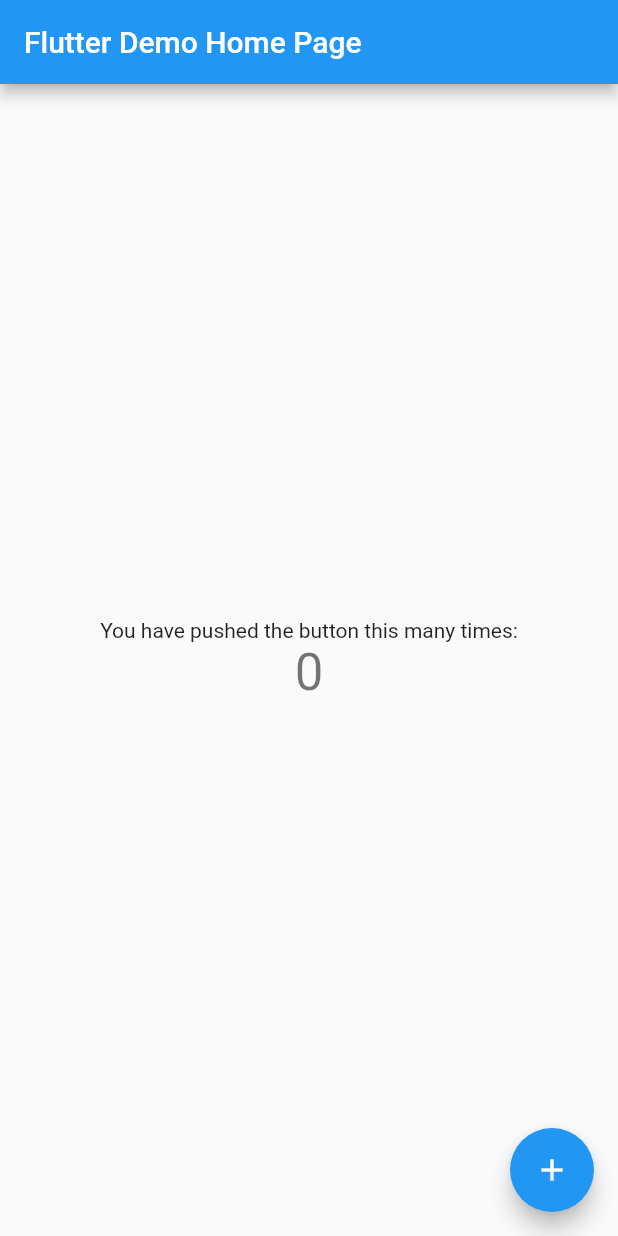
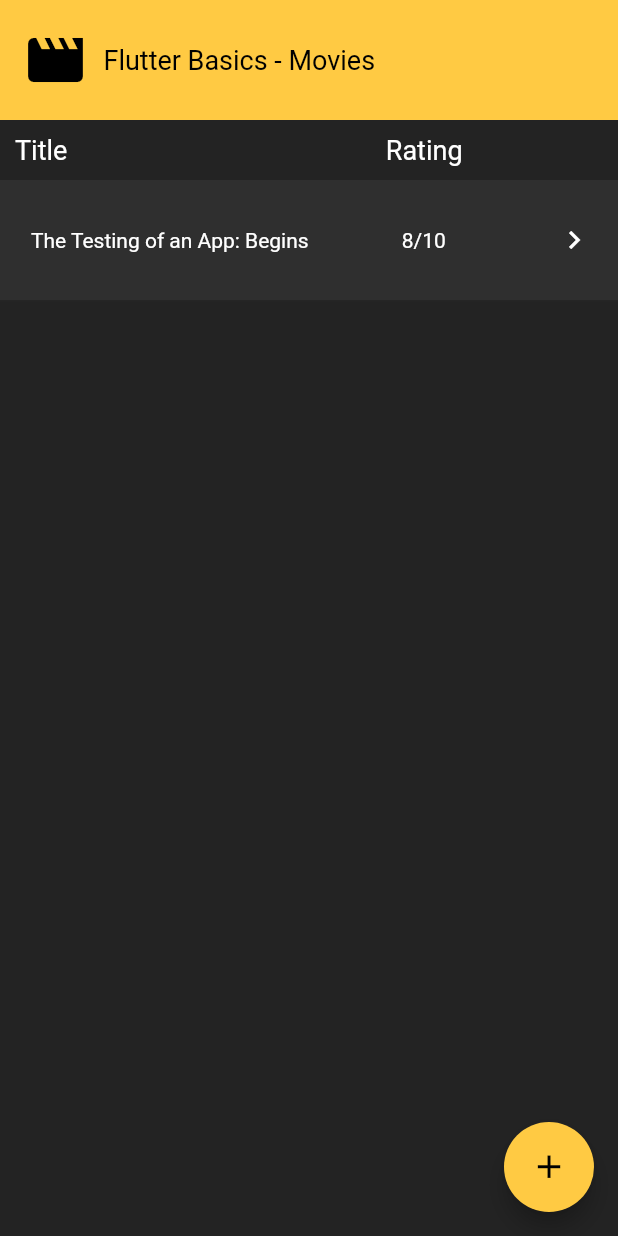
Before and after one commit to Dani2405/Flutter-Basics, a Flutter app: the screen it shows after launch, on a phone screen of 412 x 824 dp. Run offline on Flutter 3.47's test engine with Material 2 defaults, Android fonts, the phone set to English and light mode, and no system bars.

Commit message:
Initial concept and mockup

```diff
--- /dev/null
+++ b/lib/main-old.dart
@@ -0,0 +1,111 @@
+import 'package:flutter/material.dart';
+
+void main() => runApp(MyApp());
+
+class MyApp extends StatelessWidget {
+  // This widget is the root of your application.
+  @override
+  Widget build(BuildContext context) {
+    return MaterialApp(
+      title: 'Flutter Basics Demo',
+      theme: ThemeData(
+        // This is the theme of your application.
+        //
+        // Try running your application with "flutter run". You'll see the
+        // application has a blue toolbar. Then, without quitting the app, try
+        // changing the primarySwatch below to Colors.green and then invoke
+        // "hot reload" (press "r" in the console where you ran "flutter run",
+        // or simply save your changes to "hot reload" in a Flutter IDE).
+        // Notice that the counter didn't reset back to zero; the application
+        // is not restarted.
+        primarySwatch: Colors.blue,
+      ),
+      home: MyHomePage(title: 'Flutter Demo Home Page'),
+    );
+  }
+}
+
+class MyHomePage extends StatefulWidget {
+  MyHomePage({Key key, this.title}) : super(key: key);
+
+  // This widget is the home page of your application. It is stateful, meaning
+  // that it has a State object (defined below) that contains fields that affect
+  // how it looks.
+
+  // This class is the configuration for the state. It holds the values (in this
+  // case the title) provided by the parent (in this case the App widget) and
+  // used by the build method of the State. Fields in a Widget subclass are
+  // always marked "final".
+
+  final String title;
+
+  @override
+  _MyHomePageState createState() => _MyHomePageState();
+}
+
+class _MyHomePageState extends State<MyHomePage> {
+  int _counter = 0;
+
+  void _incrementCounter() {
+    setState(() {
+      // This call to setState tells the Flutter framework that something has
+      // changed in this State, which causes it to rerun the build method below
+      // so that the display can reflect the updated values. If we changed
+      // _counter without calling setState(), then the build method would not be
+      // called again, and so nothing would appear to happen.
+      _counter++;
+    });
+  }
+
+  @override
+  Widget build(BuildContext context) {
+    // This method is rerun every time setState is called, for instance as done
+    // by the _incrementCounter method above.
+    //
+    // The Flutter framework has been optimized to make rerunning build methods
+    // fast, so that you can just rebuild anything that needs updating rather
+    // than having to individually change instances of widgets.
+    return Scaffold(
+      appBar: AppBar(
+        // Here we take the value from the MyHomePage object that was created by
+        // the App.build method, and use it to set our appbar title.
+        title: Text(widget.title),
+      ),
+      body: Center(
+        // Center is a layout widget. It takes a single child and positions it
+        // in the middle of the parent.
+        child: Column(
+          // Column is also a layout widget. It takes a list of children and
+          // arranges them vertically. By default, it sizes itself to fit its
+          // children horizontally, and tries to be as tall as its parent.
+          //
+          // Invoke "debug painting" (press "p" in the console, choose the
+          // "Toggle Debug Paint" action from the Flutter Inspector in Android
+          // Studio, or the "Toggle Debug Paint" command in Visual Studio Code)
+          // to see the wireframe for each widget.
+          //
+          // Column has various properties to control how it sizes itself and
+          // how it positions its children. Here we use mainAxisAlignment to
+          // center the children vertically; the main axis here is the vertical
+          // axis because Columns are vertical (the cross axis would be
+          // horizontal).
+          mainAxisAlignment: MainAxisAlignment.center,
+          children: <Widget>[
+            Text(
+              'You have pushed the button this many times:',
+            ),
+            Text(
+              '$_counter',
+              style: Theme.of(context).textTheme.display1,
+            ),
+          ],
+        ),
+      ),
+      floatingActionButton: FloatingActionButton(
+        onPressed: _incrementCounter,
+        tooltip: 'Increment',
+        child: Icon(Icons.add),
+      ), // This trailing comma makes auto-formatting nicer for build methods.
+    );
+  }
+}
--- a/lib/main.dart
+++ b/lib/main.dart
@@ -1,111 +1,128 @@
+import 'package:flutter/cupertino.dart';
 import 'package:flutter/material.dart';
+import 'package:flutter/services.dart';
 
 void main() => runApp(MyApp());
 
+/// This Widget is the main application widget.
 class MyApp extends StatelessWidget {
-  // This widget is the root of your application.
+  static const String _title = 'Flutter Basics - Movies';
+
   @override
   Widget build(BuildContext context) {
     return MaterialApp(
-      title: 'Flutter Basics Demo',
-      theme: ThemeData(
-        // This is the theme of your application.
-        //
-        // Try running your application with "flutter run". You'll see the
-        // application has a blue toolbar. Then, without quitting the app, try
-        // changing the primarySwatch below to Colors.green and then invoke
-        // "hot reload" (press "r" in the console where you ran "flutter run",
-        // or simply save your changes to "hot reload" in a Flutter IDE).
-        // Notice that the counter didn't reset back to zero; the application
-        // is not restarted.
-        primarySwatch: Colors.blue,
-      ),
-      home: MyHomePage(title: 'Flutter Demo Home Page'),
+      title: _title,
+      home: MyStatefulWidget(),
+      debugShowCheckedModeBanner: false,
     );
   }
 }
 
-class MyHomePage extends StatefulWidget {
-  MyHomePage({Key key, this.title}) : super(key: key);
-
-  // This widget is the home page of your application. It is stateful, meaning
-  // that it has a State object (defined below) that contains fields that affect
-  // how it looks.
-
-  // This class is the configuration for the state. It holds the values (in this
-  // case the title) provided by the parent (in this case the App widget) and
-  // used by the build method of the State. Fields in a Widget subclass are
-  // always marked "final".
-
-  final String title;
+class MyStatefulWidget extends StatefulWidget {
+  MyStatefulWidget({Key key}) : super(key: key);
 
   @override
-  _MyHomePageState createState() => _MyHomePageState();
+  _MyStatefulWidgetState createState() => _MyStatefulWidgetState();
 }
 
-class _MyHomePageState extends State<MyHomePage> {
-  int _counter = 0;
+class _MyStatefulWidgetState extends State<MyStatefulWidget> {
+  int _count = 0;
 
-  void _incrementCounter() {
-    setState(() {
-      // This call to setState tells the Flutter framework that something has
-      // changed in this State, which causes it to rerun the build method below
-      // so that the display can reflect the updated values. If we changed
-      // _counter without calling setState(), then the build method would not be
-      // called again, and so nothing would appear to happen.
-      _counter++;
-    });
-  }
+  Widget build(BuildContext context) {
+    // to hide both top and bottom bar:
+    SystemChrome.setEnabledSystemUIOverlays([]);
 
-  @override
-  Widget build(BuildContext context) {
-    // This method is rerun every time setState is called, for instance as done
-    // by the _incrementCounter method above.
-    //
-    // The Flutter framework has been optimized to make rerunning build methods
-    // fast, so that you can just rebuild anything that needs updating rather
-    // than having to individually change instances of widgets.
     return Scaffold(
-      appBar: AppBar(
-        // Here we take the value from the MyHomePage object that was created by
-        // the App.build method, and use it to set our appbar title.
-        title: Text(widget.title),
+      backgroundColor: Color(0xFF232323),
+
+      /*appBar: AppBar(
+        backgroundColor: Color(0xFFFFCA43),
+      ),*/
+
+
+      body: Column(
+        children: [
+          Container (
+            color: Color(0xFFFFCA43),
+            height: 80,
+            child: Padding (
+              padding: EdgeInsets.fromLTRB(15, 0, 15, 0),
+              child: Row(
+                children: [
+                  Icon(Icons.movie, color: Colors.black, size: 44),
+                  Padding(padding: EdgeInsets.fromLTRB(10, 0, 0, 0)),
+                  Text('Flutter Basics - Movies', style: TextStyle(color: Colors.black, fontSize: 18,),),
+                ],
+              ),
+            ),
+          ),
+
+          Container(
+            height: 40,
+            child: Padding(
+              padding: EdgeInsets.fromLTRB(10, 0, 10, 0),
+                child: Row(
+                  children: [
+                    Container(
+                    width: MediaQuery.of(context).size.width * 0.6,
+                    child: Text('Title', style: TextStyle(color: Colors.white, fontSize: 18,)),),
+
+                    Container(
+                    child: Text('Rating', style: TextStyle(color: Colors.white, fontSize: 18,)),),
+                  ],
+                ),
+            ),
+          ),
+
+          Column(
+            children: [
+              Container(
+                color: Color(0xFF2F2F2F),
+                height: 80,
+                child: Row(
+                  mainAxisAlignment: MainAxisAlignment.spaceAround,
+                  children: [
+                    Container(
+                      width: MediaQuery.of(context).size.width * 0.5,
+                      child: Text('The Testing of an App: Begins', overflow: TextOverflow.ellipsis, style: TextStyle(color: Colors.white, fontSize: 14)),),
+                    Container(
+                      width: MediaQuery.of(context).size.width * 0.15,
+                      child: Text('8/10', style: TextStyle(color: Colors.white, fontSize: 14)),),
+                    Container(
+                      width: MediaQuery.of(context).size.width * 0.05,
+                      child: Icon(Icons.chevron_right, color: Colors.white,),),
+                  ],
+                ),
+              ),
+
+              Container(
+                decoration: const BoxDecoration(
+                  border: Border(
+                    bottom: BorderSide(width: 1.0, color: Color(0xFF252525)),
+                  ),
+                ),
+              ),
+
+
+            ],
+          ),
+        ],
       ),
-      body: Center(
-        // Center is a layout widget. It takes a single child and positions it
-        // in the middle of the parent.
-        child: Column(
-          // Column is also a layout widget. It takes a list of children and
-          // arranges them vertically. By default, it sizes itself to fit its
-          // children horizontally, and tries to be as tall as its parent.
-          //
-          // Invoke "debug painting" (press "p" in the console, choose the
-          // "Toggle Debug Paint" action from the Flutter Inspector in Android
-          // Studio, or the "Toggle Debug Paint" command in Visual Studio Code)
-          // to see the wireframe for each widget.
-          //
-          // Column has various properties to control how it sizes itself and
-          // how it positions its children. Here we use mainAxisAlignment to
-          // center the children vertically; the main axis here is the vertical
-          // axis because Columns are vertical (the cross axis would be
-          // horizontal).
-          mainAxisAlignment: MainAxisAlignment.center,
-          children: <Widget>[
-            Text(
-              'You have pushed the button this many times:',
-            ),
-            Text(
-              '$_counter',
-              style: Theme.of(context).textTheme.display1,
-            ),
-          ],
+
+
+      floatingActionButton: Container(
+        height: 60.0,
+        width: 60.0,
+        child: FittedBox(
+          child: FloatingActionButton(
+            backgroundColor: Color(0xFFFFCA43),
+            child: Icon(Icons.add, color: Colors.black,),
+          ),
         ),
       ),
-      floatingActionButton: FloatingActionButton(
-        onPressed: _incrementCounter,
-        tooltip: 'Increment',
-        child: Icon(Icons.add),
-      ), // This trailing comma makes auto-formatting nicer for build methods.
+    //Centers button
+    //floatingActionButtonLocation: FloatingActionButtonLocation.centerDocked,
+
     );
   }
 }
```
